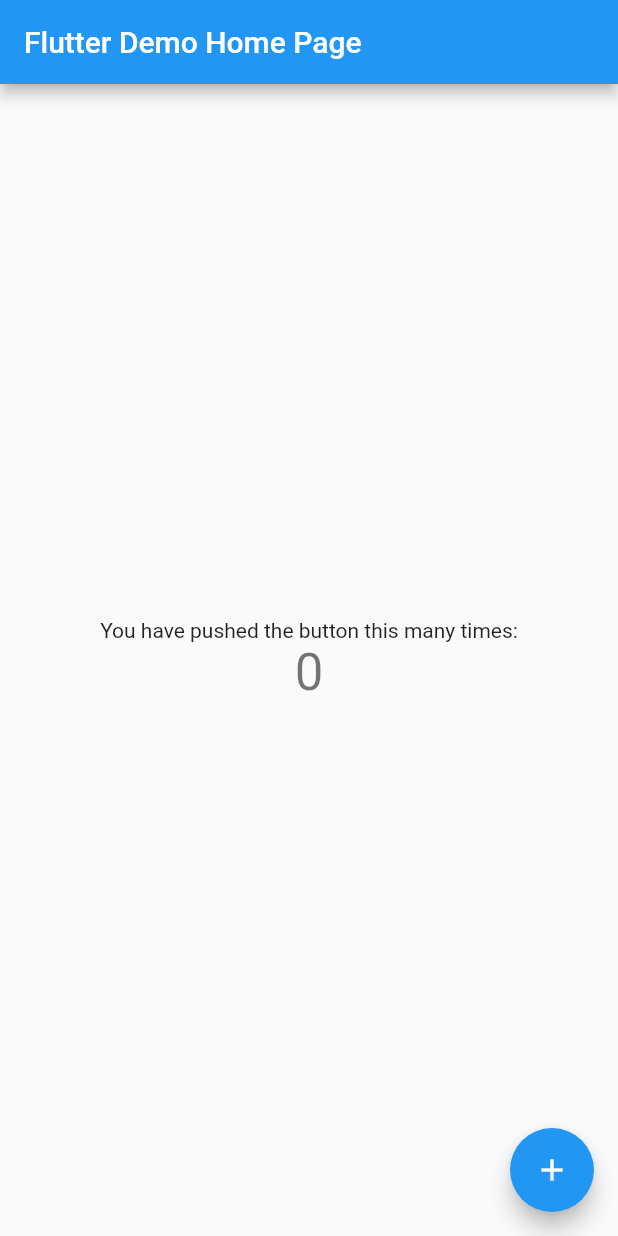
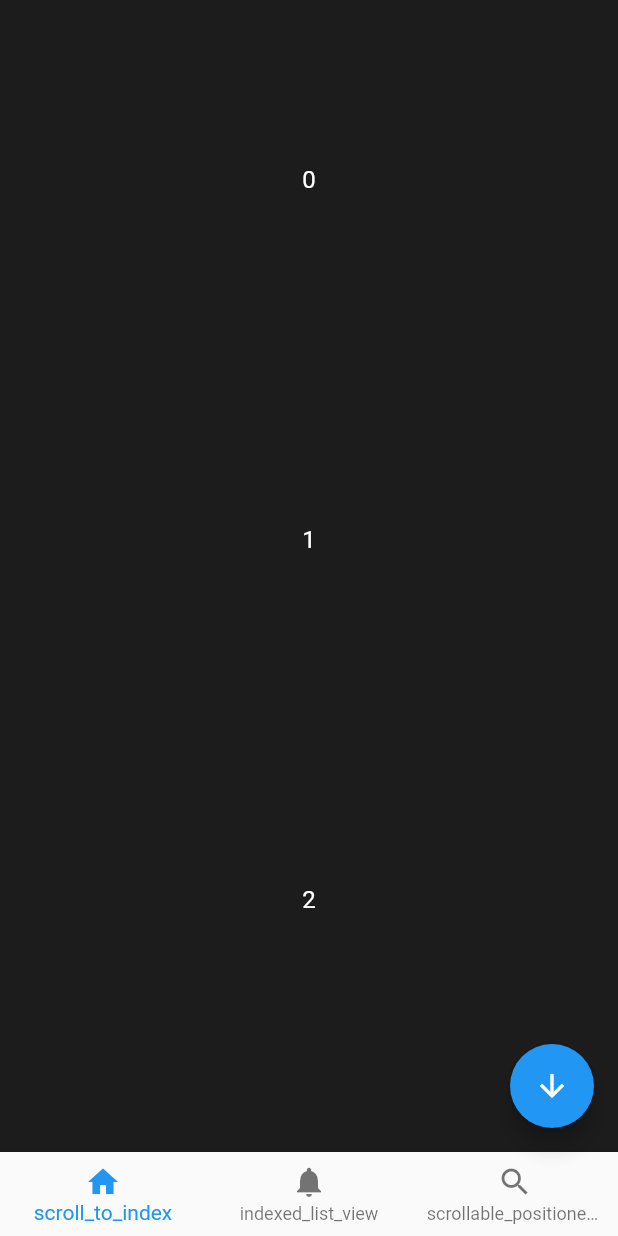
Before and after one commit to kitoko552/scroll_to_index_listview, a Flutter app: the screen it shows after launch, on a phone screen of 412 x 824 dp. Run offline on Flutter 3.47's test engine with Material 2 defaults, Android fonts, the phone set to English and light mode, and no system bars.

Commit message:
Add base list view

```diff
--- a/lib/main.dart
+++ b/lib/main.dart
@@ -1,111 +1,108 @@
+import 'dart:math';
+
 import 'package:flutter/material.dart';
 
 void main() => runApp(MyApp());
 
 class MyApp extends StatelessWidget {
-  // This widget is the root of your application.
   @override
   Widget build(BuildContext context) {
     return MaterialApp(
-      title: 'Flutter Demo',
+      title: 'Demo app',
       theme: ThemeData(
-        // This is the theme of your application.
-        //
-        // Try running your application with "flutter run". You'll see the
-        // application has a blue toolbar. Then, without quitting the app, try
-        // changing the primarySwatch below to Colors.green and then invoke
-        // "hot reload" (press "r" in the console where you ran "flutter run",
-        // or simply save your changes to "hot reload" in a Flutter IDE).
-        // Notice that the counter didn't reset back to zero; the application
-        // is not restarted.
         primarySwatch: Colors.blue,
       ),
-      home: MyHomePage(title: 'Flutter Demo Home Page'),
+      home: const NavigationPage(),
     );
   }
 }
 
-class MyHomePage extends StatefulWidget {
-  MyHomePage({Key key, this.title}) : super(key: key);
-
-  // This widget is the home page of your application. It is stateful, meaning
-  // that it has a State object (defined below) that contains fields that affect
-  // how it looks.
-
-  // This class is the configuration for the state. It holds the values (in this
-  // case the title) provided by the parent (in this case the App widget) and
-  // used by the build method of the State. Fields in a Widget subclass are
-  // always marked "final".
-
-  final String title;
+class NavigationPage extends StatefulWidget {
+  const NavigationPage();
 
   @override
-  _MyHomePageState createState() => _MyHomePageState();
+  _NavigationPageState createState() => _NavigationPageState();
 }
 
-class _MyHomePageState extends State<MyHomePage> {
-  int _counter = 0;
+class _NavigationPageState extends State<NavigationPage> {
+  int _selectedIndex = 0;
+  int _scrollIndex = 0;
 
-  void _incrementCounter() {
-    setState(() {
-      // This call to setState tells the Flutter framework that something has
-      // changed in this State, which causes it to rerun the build method below
-      // so that the display can reflect the updated values. If we changed
-      // _counter without calling setState(), then the build method would not be
-      // called again, and so nothing would appear to happen.
-      _counter++;
-    });
-  }
+  static const List<Widget> _pages = [_ScrollToIndexList()];
 
   @override
   Widget build(BuildContext context) {
-    // This method is rerun every time setState is called, for instance as done
-    // by the _incrementCounter method above.
-    //
-    // The Flutter framework has been optimized to make rerunning build methods
-    // fast, so that you can just rebuild anything that needs updating rather
-    // than having to individually change instances of widgets.
     return Scaffold(
-      appBar: AppBar(
-        // Here we take the value from the MyHomePage object that was created by
-        // the App.build method, and use it to set our appbar title.
-        title: Text(widget.title),
+      bottomNavigationBar: BottomNavigationBar(
+        items: const <BottomNavigationBarItem>[
+          BottomNavigationBarItem(
+            icon: Icon(Icons.home),
+            title: Text('scroll_to_index'),
+          ),
+          BottomNavigationBarItem(
+            icon: Icon(Icons.notifications),
+            title: Text('indexed_list_view'),
+          ),
+          BottomNavigationBarItem(
+            icon: Icon(Icons.search),
+            title: Text('scrollable_positioned_list'),
+          ),
+        ],
+        currentIndex: _selectedIndex,
+        onTap: (index) {
+          setState(() {
+            _selectedIndex = index;
+          });
+        },
       ),
-      body: Center(
-        // Center is a layout widget. It takes a single child and positions it
-        // in the middle of the parent.
-        child: Column(
-          // Column is also a layout widget. It takes a list of children and
-          // arranges them vertically. By default, it sizes itself to fit its
-          // children horizontally, and tries to be as tall as its parent.
-          //
-          // Invoke "debug painting" (press "p" in the console, choose the
-          // "Toggle Debug Paint" action from the Flutter Inspector in Android
-          // Studio, or the "Toggle Debug Paint" command in Visual Studio Code)
-          // to see the wireframe for each widget.
-          //
-          // Column has various properties to control how it sizes itself and
-          // how it positions its children. Here we use mainAxisAlignment to
-          // center the children vertically; the main axis here is the vertical
-          // axis because Columns are vertical (the cross axis would be
-          // horizontal).
-          mainAxisAlignment: MainAxisAlignment.center,
-          children: <Widget>[
-            Text(
-              'You have pushed the button this many times:',
+      body: Stack(
+        alignment: Alignment.center,
+        children: <Widget>[
+          for (int i = 0; i < _pages.length; i++)
+            Offstage(
+              offstage: _selectedIndex != i,
+              child: _pages[i],
             ),
-            Text(
-              '$_counter',
-              style: Theme.of(context).textTheme.display1,
-            ),
-          ],
-        ),
+        ],
       ),
       floatingActionButton: FloatingActionButton(
-        onPressed: _incrementCounter,
-        tooltip: 'Increment',
-        child: Icon(Icons.add),
-      ), // This trailing comma makes auto-formatting nicer for build methods.
+        onPressed: () {
+          setState(() {
+            _scrollIndex = Random().nextInt(300);
+          });
+        },
+        child: Icon(Icons.arrow_downward),
+      ),
     );
   }
 }
+
+class _ScrollToIndexList extends StatelessWidget {
+  const _ScrollToIndexList();
+
+  @override
+  Widget build(BuildContext context) {
+    return ListView.builder(
+      itemBuilder: (context, index) {
+        return Container(
+          height: (Random().nextInt(400) + 20).toDouble(),
+          color: Color.fromRGBO(
+            Random().nextInt(256),
+            Random().nextInt(256),
+            Random().nextInt(256),
+            1.0,
+          ),
+          child: Center(
+            child: Text(
+              index.toString(),
+              style: const TextStyle(
+                color: Colors.white,
+                fontSize: 16.0,
+              ),
+            ),
+          ),
+        );
+      },
+    );
+  }
+}
--- a/pubspec.yaml
+++ b/pubspec.yaml
@@ -4,7 +4,7 @@ description: Demo app for ListView that is able to scroll to index
 version: 1.0.0+1
 
 environment:
-  sdk: ">=2.1.0 <3.0.0"
+  sdk: ">=2.2.2 <3.0.0"
 
 dependencies:
   flutter:
```
